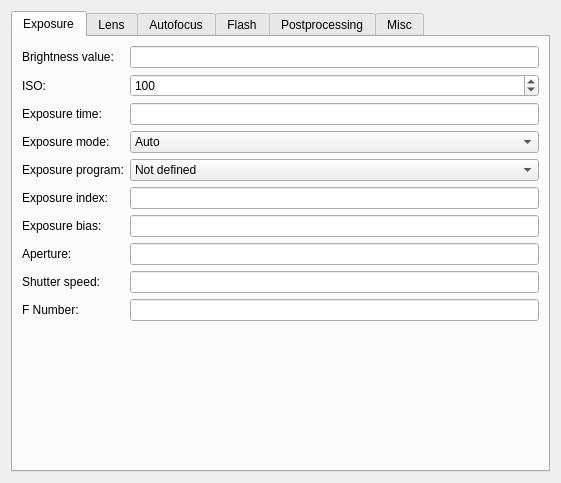
KDE/krita, file krita/plugins/extensions/metadataeditor/editors/exif.ui: the form before one commit.
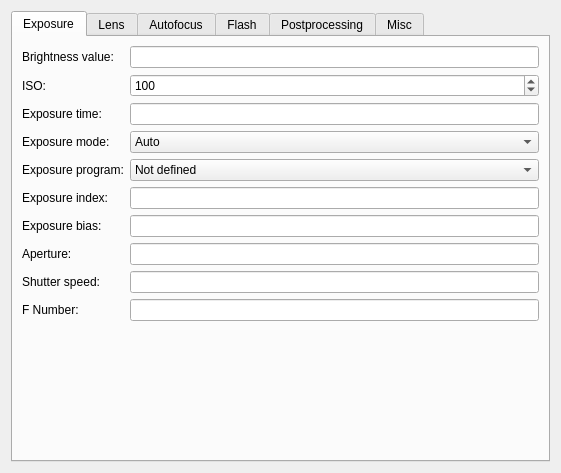
The form after the commit. The open tabs and pages were chosen to show the change.

Commit message: Changed the UI which contains labels and textfields into QFormLayout to set alignment issues

```diff
--- a/krita/plugins/extensions/metadataeditor/editors/exif.ui
+++ b/krita/plugins/extensions/metadataeditor/editors/exif.ui
@@ -1,30 +1,33 @@
 <ui version="4.0" >
  <class>Exif</class>
- <widget class="QWidget" name="Exif" >
-  <property name="geometry" >
+ <widget class="QWidget" name="Exif">
+  <property name="geometry">
    <rect>
     <x>0</x>
     <y>0</y>
-    <width>545</width>
-    <height>483</height>
+    <width>537</width>
+    <height>473</height>
    </rect>
   </property>
-  <layout class="QVBoxLayout" >
+  <layout class="QHBoxLayout" name="horizontalLayout_6">
    <item>
-    <widget class="QTabWidget" name="tabWidget" >
-     <property name="currentIndex" >
-      <number>0</number>
+    <widget class="QTabWidget" name="tabWidget">
+     <property name="currentIndex">
+      <number>2</number>
      </property>
      <widget class="QWidget" name="tab" >
       <attribute name="title" >
        <string>Exposure</string>
       </attribute>
-      <layout class="QHBoxLayout" >
+      <layout class="QHBoxLayout" name="horizontalLayout_2">
        <item>
-        <layout class="QGridLayout" >
-         <item row="0" column="0" >
-          <widget class="QLabel" name="label" >
-           <property name="text" >
+        <layout class="QFormLayout" name="formLayout">
+         <property name="rowWrapPolicy">
+          <enum>QFormLayout::WrapLongRows</enum>
+         </property>
+         <item row="0" column="0">
+          <widget class="QLabel" name="label">
+           <property name="text">
             <string>Brightness value:</string>
            </property>
            <property name="buddy" >
@@ -35,9 +38,9 @@
          <item row="0" column="1" >
           <widget class="QLineEdit" name="editBrightnessValue" />
          </item>
-         <item row="1" column="0" >
-          <widget class="QLabel" name="label_2" >
-           <property name="text" >
+         <item row="1" column="0">
+          <widget class="QLabel" name="label_2">
+           <property name="text">
             <string>ISO:</string>
            </property>
            <property name="buddy" >
@@ -58,9 +61,9 @@
            </property>
           </widget>
          </item>
-         <item row="2" column="0" >
-          <widget class="QLabel" name="label_16" >
-           <property name="text" >
+         <item row="2" column="0">
+          <widget class="QLabel" name="label_16">
+           <property name="text">
             <string>Exposure time:</string>
            </property>
            <property name="buddy" >
@@ -71,9 +74,9 @@
          <item row="2" column="1" >
           <widget class="QLineEdit" name="editExposureTime" />
          </item>
-         <item row="3" column="0" >
-          <widget class="QLabel" name="label_3" >
-           <property name="text" >
+         <item row="3" column="0">
+          <widget class="QLabel" name="label_3">
+           <property name="text">
             <string>Exposure mode:</string>
            </property>
            <property name="buddy" >
@@ -159,9 +162,9 @@
            </item>
           </widget>
          </item>
-         <item row="5" column="0" >
-          <widget class="QLabel" name="label_7" >
-           <property name="text" >
+         <item row="5" column="0">
+          <widget class="QLabel" name="label_7">
+           <property name="text">
             <string>Exposure index:</string>
            </property>
            <property name="buddy" >
@@ -172,9 +175,9 @@
          <item row="5" column="1" >
           <widget class="QLineEdit" name="editExposureIndex" />
          </item>
-         <item row="6" column="0" >
-          <widget class="QLabel" name="label_10" >
-           <property name="text" >
+         <item row="6" column="0">
+          <widget class="QLabel" name="label_10">
+           <property name="text">
             <string>Exposure bias:</string>
            </property>
            <property name="buddy" >
@@ -185,9 +188,9 @@
          <item row="6" column="1" >
           <widget class="QLineEdit" name="editExposureBiasValue" />
          </item>
-         <item row="7" column="0" >
-          <widget class="QLabel" name="label_9" >
-           <property name="text" >
+         <item row="7" column="0">
+          <widget class="QLabel" name="label_9">
+           <property name="text">
             <string>Aperture:</string>
            </property>
            <property name="buddy" >
@@ -198,9 +201,9 @@
          <item row="7" column="1" >
           <widget class="QLineEdit" name="editApertureValue" />
          </item>
-         <item row="8" column="0" >
-          <widget class="QLabel" name="label_8" >
-           <property name="text" >
+         <item row="8" column="0">
+          <widget class="QLabel" name="label_8">
+           <property name="text">
             <string>Shutter speed:</string>
            </property>
            <property name="buddy" >
@@ -211,9 +214,9 @@
          <item row="8" column="1" >
           <widget class="QLineEdit" name="editShutterSpeedValue" />
          </item>
-         <item row="9" column="0" >
-          <widget class="QLabel" name="label_25" >
-           <property name="text" >
+         <item row="9" column="0">
+          <widget class="QLabel" name="label_25">
+           <property name="text">
             <string>F Number:</string>
            </property>
            <property name="buddy" >
@@ -221,21 +224,8 @@
            </property>
           </widget>
          </item>
-         <item row="9" column="1" >
-          <widget class="QLineEdit" name="editFNumber" />
-         </item>
-         <item row="10" column="0" colspan="2" >
-          <spacer>
-           <property name="orientation" >
-            <enum>Qt::Vertical</enum>
-           </property>
-           <property name="sizeHint" >
-            <size>
-             <width>517</width>
-             <height>51</height>
-            </size>
-           </property>
-          </spacer>
+         <item row="9" column="1">
+          <widget class="QLineEdit" name="editFNumber"/>
          </item>
         </layout>
        </item>
```
Left out of the diff: 613 changed lines with no effect on the pictures. Lines whose indentation alone changed are shown as unchanged. The commit also changes 91 other files.
